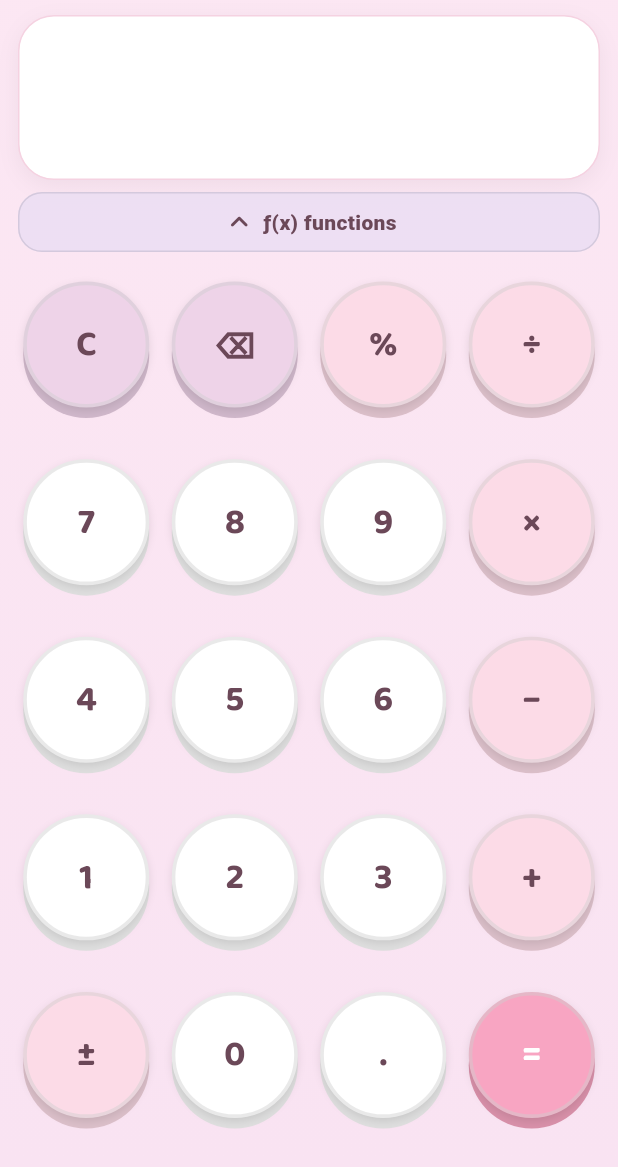
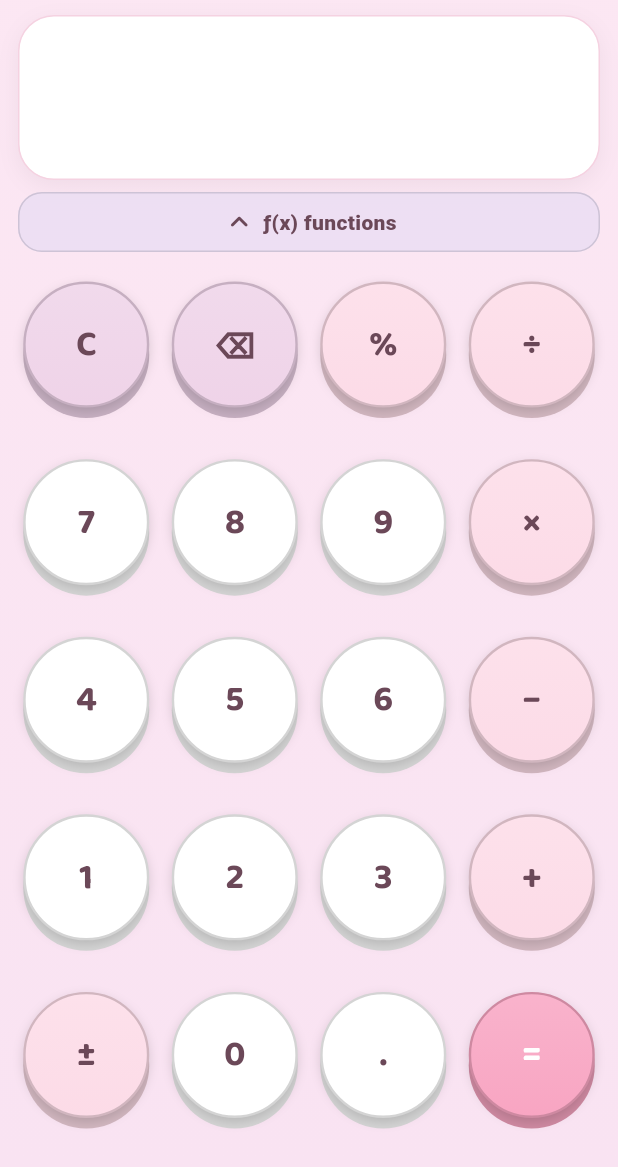
Before and after one commit to azs4n10/caculator, a Flutter app: the screen it shows after launch, on a phone screen of 412 x 824 dp, the part 69-1236 px from its top. Run offline on Flutter 3.47's test engine with Material 3 defaults, Android fonts, the phone set to English and light mode, and no system bars; our stand-ins replace google_fonts, math_expressions, shared_preferences; missing offline and left inert: flutter_math_fork.

Commit message:
fix: make keycap 3D consistent across all keys
Light/white keys looked flat because the rim was a near-white ring (invisible
on light fills). Now every cap has a glossy top-to-fill gradient, an edge-colour
rim, and a stronger drop shadow, plus slightly higher edge contrast — so number
keys read as 3D the same as the coloured ones.

```diff
--- a/lib/theme/skin.dart
+++ b/lib/theme/skin.dart
@@ -49,7 +49,7 @@ class CalcSkin {
   List<Color> get bgGradient =>
       [background, _mix(background, isDark ? Colors.black : accentColor, isDark ? 0.10 : 0.06)];
 
-  double get _edgeT => isDark ? 0.22 : 0.13;
+  double get _edgeT => isDark ? 0.24 : 0.17;
 
   // Number keys — the calm surface.
   Color get numFill => cardBackground;
--- a/lib/widgets/typewriter_key.dart
+++ b/lib/widgets/typewriter_key.dart
@@ -45,8 +45,6 @@ class _TypewriterKeyState extends State<TypewriterKey> {
         final travel = (c.maxHeight * 0.10).clamp(3.0, 7.0);
         final shape = widget.round ? BoxShape.circle : BoxShape.rectangle;
         final radius = widget.round ? null : BorderRadius.circular(c.maxWidth * 0.30);
-        // Metallic rim ring around the cap (the "typewriter" ring).
-        final ring = Color.lerp(widget.edge, Colors.white, 0.35)!;
 
         return GestureDetector(
           behavior: HitTestBehavior.opaque,
@@ -78,17 +76,25 @@ class _TypewriterKeyState extends State<TypewriterKey> {
                 bottom: _down ? 0 : travel,
                 child: DecoratedBox(
                   decoration: BoxDecoration(
-                    color: widget.color,
+                    // Glossy dome: lighter at the top, fading to the fill — gives
+                    // every key (even white ones) a consistent 3D read.
+                    gradient: LinearGradient(
+                      begin: Alignment.topCenter,
+                      end: Alignment.bottomCenter,
+                      colors: [Color.lerp(widget.color, Colors.white, 0.16)!, widget.color],
+                    ),
                     shape: shape,
                     borderRadius: radius,
-                    border: Border.all(color: ring, width: widget.round ? 2.4 : 1.6),
+                    // Rim uses the (darker) edge colour so the cap is always
+                    // outlined, regardless of how light the fill is.
+                    border: Border.all(color: widget.edge, width: widget.round ? 1.6 : 1.3),
                     boxShadow: _down
                         ? []
                         : [
                             BoxShadow(
-                              color: Colors.black.withValues(alpha: 0.10),
-                              offset: const Offset(0, 2),
-                              blurRadius: 4,
+                              color: Colors.black.withValues(alpha: 0.14),
+                              offset: const Offset(0, 2.5),
+                              blurRadius: 5,
                             ),
                           ],
                   ),
```
Also changed, not shown: .shot/look1.png (added), .shot/look2.png (added), .shot/look3.png (added), .shot/look4.png (added).
